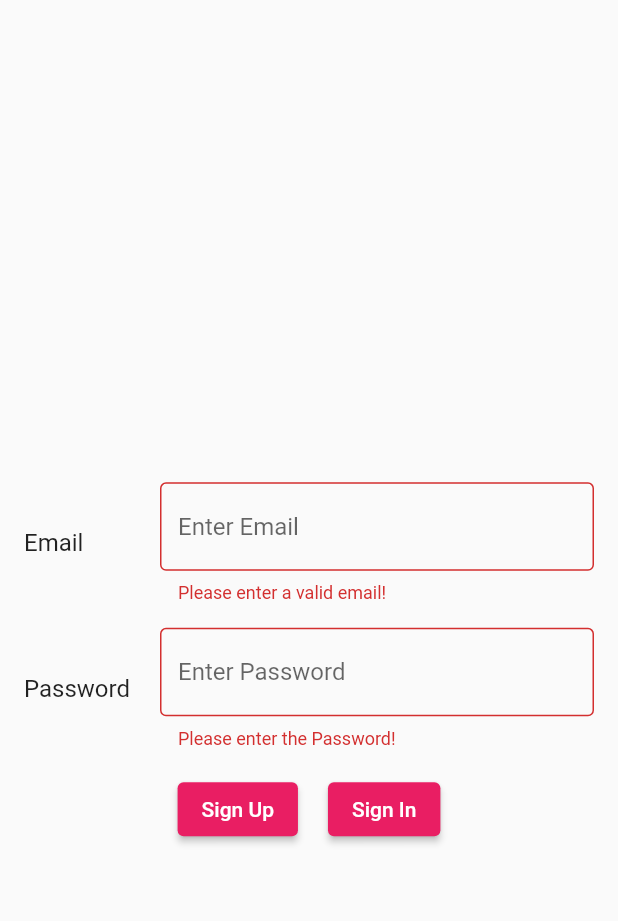
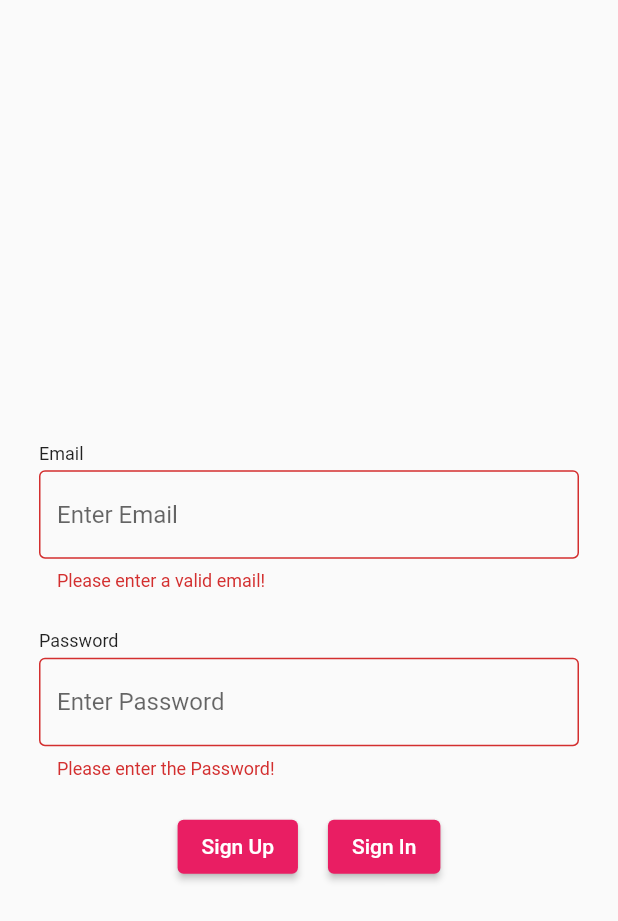
Before and after one commit to aniansh19019/perfect_flatmate, a Flutter app: the screen it shows after launch, after a tap on "Sign Up", on a phone screen of 412 x 824 dp. Shown: the top 921 px of the screen. Run offline on Flutter 3.47's test engine with Material 2 defaults, Android fonts, the phone set to English and light mode, and no system bars; our stand-ins replace cloud_firestore, csc_picker, firebase_auth, firebase_core, intl_phone_field; accounts and stored records are empty; generated files the repository leaves out were written again.

Commit message:
Added Loading Screen

```diff
--- a/lib/main.dart
+++ b/lib/main.dart
@@ -1,6 +1,7 @@
 import 'package:flutter/material.dart';
 import 'package:perfect_flatmate/pages/account_setup.dart';
 import 'package:perfect_flatmate/pages/home.dart';
+import 'package:perfect_flatmate/pages/loading.dart';
 import 'package:perfect_flatmate/pages/login.dart';
 import 'package:flutter/rendering.dart';
 import 'package:firebase_core/firebase_core.dart';
@@ -48,8 +49,9 @@ class MyApp extends StatelessWidget {
         // is not restarted.
         primarySwatch: Colors.pink,
       ),
-      initialRoute: "/home",
+      initialRoute: "/",
       routes: {
+        "/" :(context) => Loading(),
         "/login" : (context) => Login(),
         "/login/account_setup" : (context) => AccountSetup(),
         "/home":(context) => Home()
--- /dev/null
+++ b/lib/pages/loading.dart
@@ -0,0 +1,53 @@
+import 'package:flutter/material.dart';
+import 'package:perfect_flatmate/services/auth.dart';
+import 'package:perfect_flatmate/util/theme.dart';
+
+class Loading extends StatefulWidget {
+  const Loading({super.key});
+
+  @override
+  State<Loading> createState() => _LoadingState();
+}
+
+class _LoadingState extends State<Loading>
+{
+  @override
+  void initState()
+  {
+    // var startTime = DateTime.now().millisecondsSinceEpoch;
+    // TODO: implement initState
+    super.initState();
+
+    Future.delayed(Duration(milliseconds: 1000), () {Auth.checkLogin(context);});
+
+
+  }
+
+  void setup() async
+  {
+    //TODO setup here
+  }
+
+  @override
+  Widget build(BuildContext context)
+  {
+    double height = MediaQuery.of(context).size.height;
+    double width = MediaQuery.of(context).size.width;
+    return Scaffold(
+      body: Center(child: Column(
+        children: [
+          Spacer(flex: 2,),
+          Expanded(child: Text("Perfect Flatmate",
+          style: CustomTheme.title
+          ),),
+          Expanded(
+            flex: 2,
+            child: Image.asset("assets/logo.png",
+          scale: 1,
+          )),
+          Spacer(flex: 2,)
+
+        ],)),
+    );
+  }
+}
--- a/lib/widgets/forms.dart
+++ b/lib/widgets/forms.dart
@@ -16,20 +16,18 @@ class FormFieldLabelWrapper extends StatelessWidget {
 
   @override
   Widget build(BuildContext context) {
-    return Row(
-                  mainAxisAlignment: MainAxisAlignment.center,
-                  crossAxisAlignment: CrossAxisAlignment.center,
-                  children: [
-                    Expanded(
-                      flex: 2,
-                      child: labelDisabled?Container():Text(label, style: CustomTheme.h2,)),
-                    SizedBox(width: 8,),
-                    Expanded(
-                      flex: 7,
-                      child: child
-                    ),
-                  ],
-                );
+    return Padding(
+      padding: const EdgeInsets.fromLTRB(10, 5, 10, 5),
+      child: Column(
+                    mainAxisAlignment: MainAxisAlignment.center,
+                    crossAxisAlignment: CrossAxisAlignment.start,
+                    children: [
+                      labelDisabled?Container():Text(label, style: CustomTheme.body,),
+                      SizedBox(height: 4,),
+                      child,
+                    ],
+                  ),
+    );
   }
 }
 
--- a/pubspec.yaml
+++ b/pubspec.yaml
@@ -65,8 +65,8 @@ flutter:
   uses-material-design: true
 
   # To add assets to your application, add an assets section, like this:
-  # assets:
-  #   - images/a_dot_burr.jpeg
+  assets:
+    - assets/
   #   - images/a_dot_ham.jpeg
 
   # An image asset can refer to one or more resolution-specific "variants", see
```
Also changed, not shown: assets/logo.png (added).
